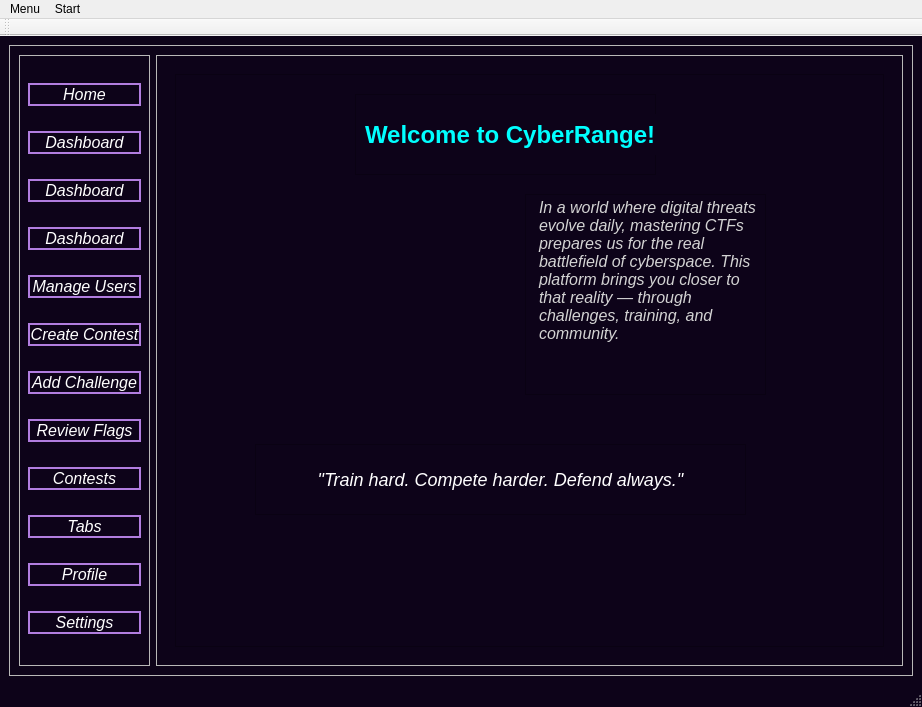
First picture: the form in CyberRange/Client/MainMenu.ui, repository Pafy-24/CyberRange----POO, before the edit.
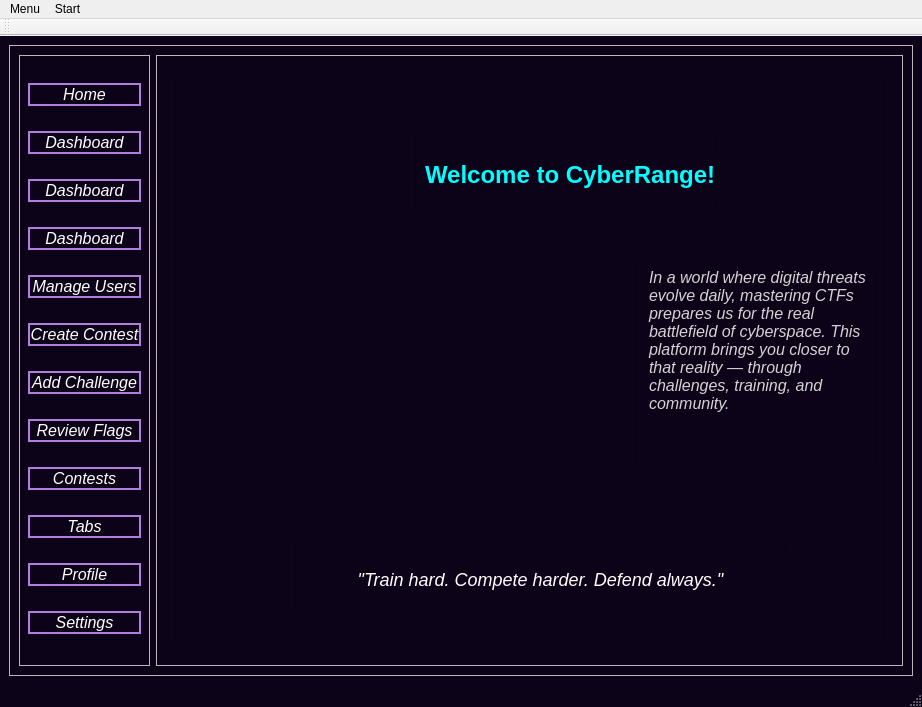
Second picture: the form after the edit. The open tabs and pages were chosen to show the change.

```diff
--- a/CyberRange/Client/MainMenu.ui
+++ b/CyberRange/Client/MainMenu.ui
@@ -1164,8 +1164,8 @@
                 <widget class="QFrame" name="frame_3">
                  <property name="geometry">
                   <rect>
-                   <x>180</x>
-                   <y>20</y>
+                   <x>240</x>
+                   <y>60</y>
                    <width>301</width>
                    <height>81</height>
                   </rect>
@@ -1193,8 +1193,8 @@
                 <widget class="QFrame" name="frame_4">
                  <property name="geometry">
                   <rect>
-                   <x>80</x>
-                   <y>370</y>
+                   <x>120</x>
+                   <y>470</y>
                    <width>491</width>
                    <height>71</height>
                   </rect>
@@ -1231,8 +1231,8 @@
                 <widget class="QFrame" name="frame_5">
                  <property name="geometry">
                   <rect>
-                   <x>350</x>
-                   <y>120</y>
+                   <x>460</x>
+                   <y>190</y>
                    <width>241</width>
                    <height>201</height>
                   </rect>
@@ -1267,8 +1267,8 @@
                 <widget class="QFrame" name="frame_6">
                  <property name="geometry">
                   <rect>
-                   <x>50</x>
-                   <y>120</y>
+                   <x>100</x>
+                   <y>190</y>
                    <width>241</width>
                    <height>201</height>
                   </rect>
@@ -1283,9 +1283,9 @@
                   <property name="geometry">
                    <rect>
                     <x>0</x>
-                    <y>0</y>
+                    <y>-10</y>
                     <width>241</width>
-                    <height>201</height>
+                    <height>211</height>
                    </rect>
                   </property>
                   <property name="text">
```
Left out of the diff: 18 changed lines with no effect on the pictures.
